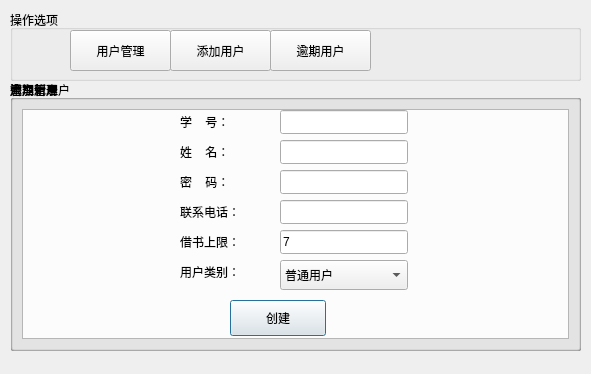
liangzhenduo/Library, file src/user_manage_dialog.ui: the form before one commit.
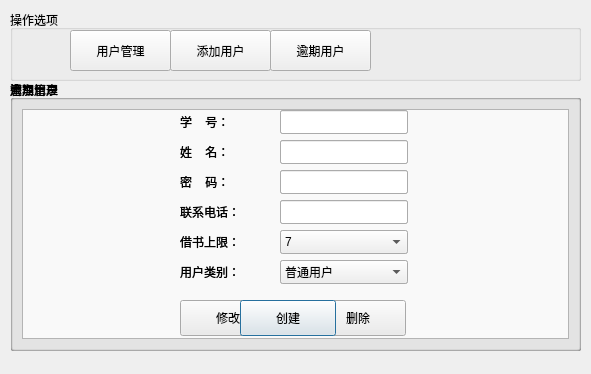
The form after the commit.

Diff of the .ui file:
```diff
--- a/src/user_manage_dialog.ui
+++ b/src/user_manage_dialog.ui
@@ -26,12 +26,12 @@
     </rect>
    </property>
    <property name="title">
-    <string>添加新用户</string>
+    <string>添加用户</string>
    </property>
    <widget class="QPushButton" name="newuser_add_Button">
     <property name="geometry">
      <rect>
-      <x>220</x>
+      <x>230</x>
       <y>220</y>
       <width>96</width>
       <height>36</height>
@@ -93,19 +93,6 @@
      <string>密    码：</string>
     </property>
    </widget>
-   <widget class="QLineEdit" name="newuser_num_limit">
-    <property name="geometry">
-     <rect>
-      <x>270</x>
-      <y>150</y>
-      <width>128</width>
-      <height>24</height>
-     </rect>
-    </property>
-    <property name="text">
-     <string>7</string>
-    </property>
-   </widget>
    <widget class="QLabel" name="label_4">
     <property name="geometry">
      <rect>
@@ -154,7 +141,7 @@
       <x>270</x>
       <y>180</y>
       <width>128</width>
-      <height>30</height>
+      <height>24</height>
      </rect>
     </property>
     <property name="currentText">
@@ -207,6 +194,59 @@
      <string>用户类别：</string>
     </property>
    </widget>
+   <widget class="QComboBox" name="newuser_num_limit">
+    <property name="geometry">
+     <rect>
+      <x>270</x>
+      <y>150</y>
+      <width>128</width>
+      <height>24</height>
+     </rect>
+    </property>
+    <property name="currentIndex">
+     <number>2</number>
+    </property>
+    <item>
+     <property name="text">
+      <string>5</string>
+     </property>
+    </item>
+    <item>
+     <property name="text">
+      <string>6</string>
+     </property>
+    </item>
+    <item>
+     <property name="text">
+      <string>7</string>
+     </property>
+    </item>
+    <item>
+     <property name="text">
+      <string>8</string>
+     </property>
+    </item>
+    <item>
+     <property name="text">
+      <string>9</string>
+     </property>
+    </item>
+    <item>
+     <property name="text">
+      <string>10</string>
+     </property>
+    </item>
+    <item>
+     <property name="text">
+      <string>11</string>
+     </property>
+    </item>
+    <item>
+     <property name="text">
+      <string>12</string>
+     </property>
+    </item>
+   </widget>
   </widget>
   <widget class="QGroupBox" name="group_user">
    <property name="enabled">
@@ -271,10 +311,10 @@
    <widget class="QPushButton" name="manageuser_modify_Button">
     <property name="geometry">
      <rect>
-      <x>390</x>
-      <y>110</y>
-      <width>111</width>
-      <height>41</height>
+      <x>170</x>
+      <y>220</y>
+      <width>96</width>
+      <height>36</height>
      </rect>
     </property>
     <property name="text">
@@ -287,33 +327,33 @@
     </property>
     <property name="geometry">
      <rect>
-      <x>200</x>
-      <y>40</y>
-      <width>131</width>
-      <height>31</height>
+      <x>270</x>
+      <y>30</y>
+      <width>128</width>
+      <height>24</height>
      </rect>
     </property>
    </widget>
    <widget class="QLabel" name="label_6">
     <property name="geometry">
      <rect>
-      <x>100</x>
-      <y>50</y>
-      <width>41</width>
-      <height>16</height>
+      <x>170</x>
+      <y>30</y>
+      <width>64</width>
+      <height>24</height>
      </rect>
     </property>
     <property name="text">
-     <string>学号：</string>
+     <string>学    号：</string>
     </property>
    </widget>
    <widget class="QLineEdit" name="manage_password">
     <property name="geometry">
      <rect>
-      <x>200</x>
-      <y>120</y>
-      <width>131</width>
-      <height>31</height>
+      <x>270</x>
+      <y>90</y>
+      <width>128</width>
+      <height>24</height>
      </rect>
     </property>
     <property name="text">
@@ -326,62 +366,49 @@
    <widget class="QLabel" name="label_7">
     <property name="geometry">
      <rect>
-      <x>100</x>
-      <y>130</y>
-      <width>41</width>
-      <height>16</height>
+      <x>170</x>
+      <y>90</y>
+      <width>64</width>
+      <height>24</height>
      </rect>
     </property>
     <property name="text">
-     <string>密码：</string>
+     <string>密    码：</string>
     </property>
    </widget>
    <widget class="QLabel" name="label_8">
     <property name="geometry">
      <rect>
-      <x>100</x>
-      <y>170</y>
-      <width>41</width>
-      <height>16</height>
+      <x>170</x>
+      <y>120</y>
+      <width>64</width>
+      <height>24</height>
      </rect>
     </property>
     <property name="text">
-     <string>部门：</string>
+     <string>联系电话：</string>
     </property>
    </widget>
-   <widget class="QLineEdit" name="manage_department">
+   <widget class="QLineEdit" name="manage_telnum">
     <property name="geometry">
      <rect>
-      <x>200</x>
-      <y>160</y>
-      <width>131</width>
-      <height>31</height>
+      <x>270</x>
+      <y>120</y>
+      <width>128</width>
+      <height>24</height>
      </rect>
     </property>
     <property name="text">
      <string/>
     </property>
    </widget>
-   <widget class="QLineEdit" name="manage_num_limit">
-    <property name="geometry">
-     <rect>
-      <x>200</x>
-      <y>200</y>
-      <width>131</width>
-      <height>31</height>
-     </rect>
-    </property>
-    <property name="text">
-     <string>10</string>
-    </property>
-   </widget>
    <widget class="QLabel" name="label_9">
     <property name="geometry">
      <rect>
-      <x>100</x>
-      <y>210</y>
-      <width>61</width>
-      <height>16</height>
+      <x>170</x>
+      <y>150</y>
+      <width>64</width>
+      <height>24</height>
      </rect>
     </property>
     <property name="text">
@@ -391,23 +418,23 @@
    <widget class="QLabel" name="label_10">
     <property name="geometry">
      <rect>
-      <x>100</x>
-      <y>90</y>
-      <width>41</width>
-      <height>16</height>
+      <x>170</x>
+      <y>60</y>
+      <width>64</width>
+      <height>24</height>
      </rect>
     </property>
     <property name="text">
-     <string>姓名：</string>
+     <string>姓    名：</string>
     </property>
    </widget>
    <widget class="QLineEdit" name="manage_name">
     <property name="geometry">
      <rect>
-      <x>200</x>
-      <y>80</y>
-      <width>131</width>
-      <height>31</height>
+      <x>270</x>
+      <y>60</y>
+      <width>128</width>
+      <height>24</height>
      </rect>
     </property>
     <property name="text">
@@ -420,10 +447,10 @@
    <widget class="QComboBox" name="manage_isadmin">
     <property name="geometry">
      <rect>
-      <x>390</x>
-      <y>40</y>
-      <width>111</width>
-      <height>31</height>
+      <x>270</x>
+      <y>180</y>
+      <width>128</width>
+      <height>24</height>
      </rect>
     </property>
     <item>
@@ -440,16 +467,79 @@
    <widget class="QPushButton" name="manageuser_delete_Button">
     <property name="geometry">
      <rect>
-      <x>390</x>
-      <y>150</y>
-      <width>111</width>
-      <height>41</height>
+      <x>300</x>
+      <y>220</y>
+      <width>96</width>
+      <height>36</height>
      </rect>
     </property>
     <property name="text">
      <string>删除</string>
     </property>
    </widget>
+   <widget class="QComboBox" name="manage_num_limit">
+    <property name="geometry">
+     <rect>
+      <x>270</x>
+      <y>150</y>
+      <width>128</width>
+      <height>24</height>
+     </rect>
+    </property>
+    <item>
+     <property name="text">
+      <string>5</string>
+     </property>
+    </item>
+    <item>
+     <property name="text">
+      <string>6</string>
+     </property>
+    </item>
+    <item>
+     <property name="text">
+      <string>7</string>
+     </property>
+    </item>
+    <item>
+     <property name="text">
+      <string>8</string>
+     </property>
+    </item>
+    <item>
+     <property name="text">
+      <string>9</string>
+     </property>
+    </item>
+    <item>
+     <property name="text">
+      <string>10</string>
+     </property>
+    </item>
+    <item>
+     <property name="text">
+      <string>11</string>
+     </property>
+    </item>
+    <item>
+     <property name="text">
+      <string>12</string>
+     </property>
+    </item>
+   </widget>
+   <widget class="QLabel" name="label_3">
+    <property name="geometry">
+     <rect>
+      <x>170</x>
+      <y>180</y>
+      <width>64</width>
+      <height>24</height>
+     </rect>
+    </property>
+    <property name="text">
+     <string>用户类别：</string>
+    </property>
+   </widget>
   </widget>
   <widget class="QGroupBox" name="group_nav">
    <property name="geometry">
@@ -549,9 +639,9 @@
    </layout>
   </widget>
   <zorder>group_user</zorder>
-  <zorder>group_manageuser</zorder>
   <zorder>group_nav</zorder>
   <zorder>group_overuser</zorder>
+  <zorder>group_manageuser</zorder>
   <zorder>group_newuser</zorder>
  </widget>
  <tabstops>
```
Left out of the diff: 26 changed lines with no effect on the pictures.
